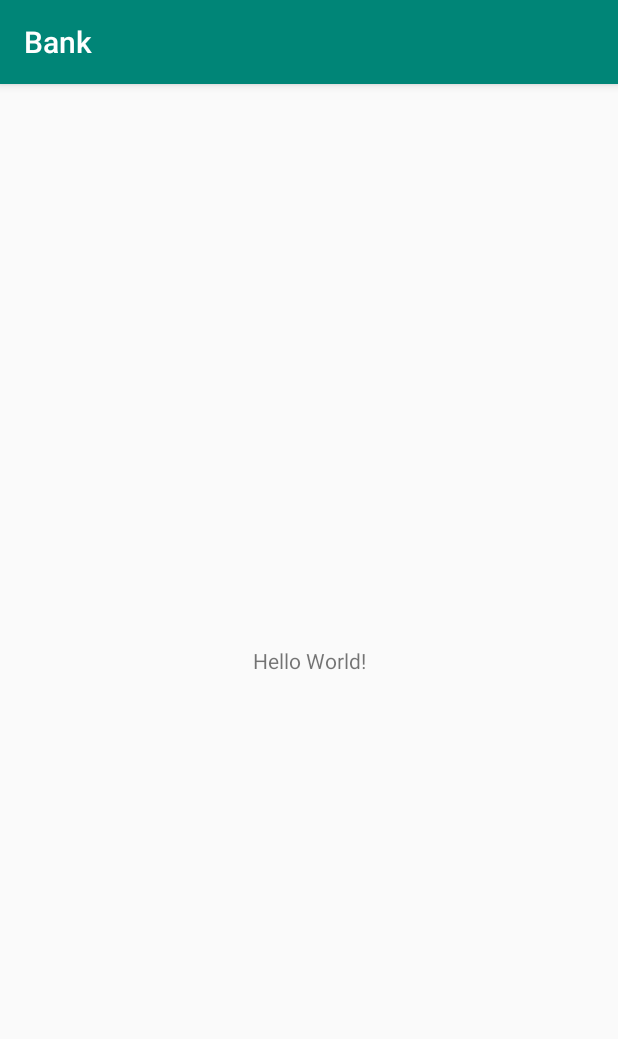
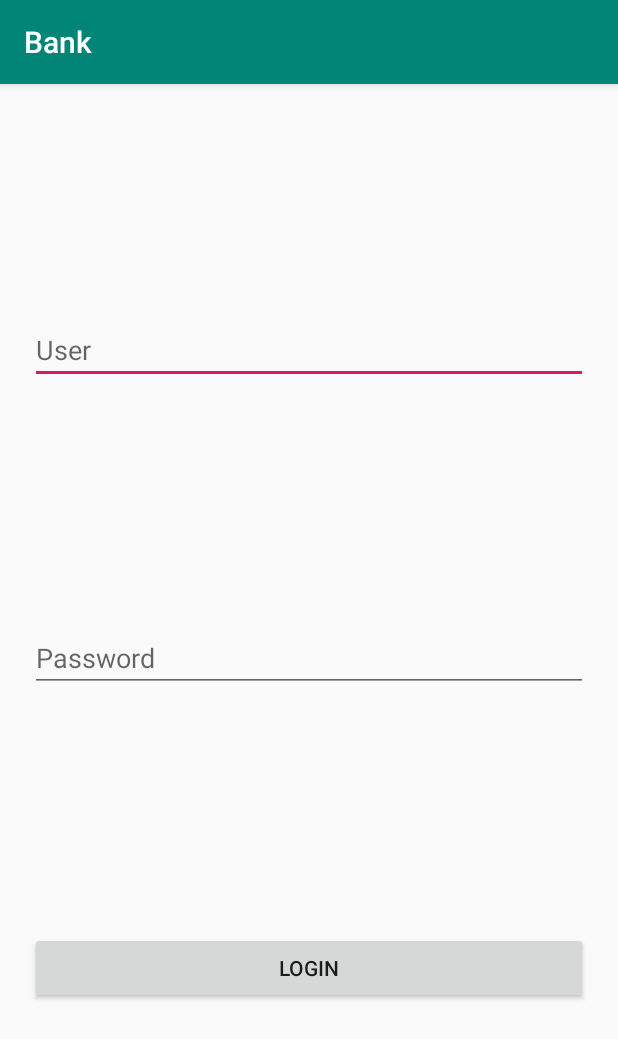
Before and after one commit to hamorillo/MorcillaConfHackathon2019, an Android app: the screen it shows after launch (MainActivity before the commit, LoginActivity after it), on a phone screen of 412 x 824 dp. Shown: the top 1039 px of the screen. Run offline under Robolectric (Android 15) with nearby library versions, the phone set to English and light mode, and no system bars; our stand-ins replace Firebase (no records; nobody signed in at launch, a user with empty details on screens opened directly).

Commit message:
Added login with firebase (mail and pass)

```diff
--- a/AndroidApp/app/build.gradle
+++ b/AndroidApp/app/build.gradle
@@ -3,6 +3,7 @@ apply plugin: 'com.android.application'
 apply plugin: 'kotlin-android'
 
 apply plugin: 'kotlin-android-extensions'
+apply plugin: 'com.google.gms.google-services'
 
 android {
     compileSdkVersion 28
@@ -24,10 +25,11 @@ android {
 
 dependencies {
     implementation fileTree(dir: 'libs', include: ['*.jar'])
-    implementation"org.jetbrains.kotlin:kotlin-stdlib-jdk7:$kotlin_version"
+    implementation "org.jetbrains.kotlin:kotlin-stdlib-jdk7:$kotlin_version"
     implementation 'androidx.appcompat:appcompat:1.0.2'
     implementation 'androidx.core:core-ktx:1.0.2'
     implementation 'androidx.constraintlayout:constraintlayout:1.1.3'
+    implementation 'com.google.firebase:firebase-auth:18.1.0'
     testImplementation 'junit:junit:4.12'
     androidTestImplementation 'androidx.test:runner:1.2.0'
     androidTestImplementation 'androidx.test.espresso:espresso-core:3.2.0'
--- a/AndroidApp/app/src/main/AndroidManifest.xml
+++ b/AndroidApp/app/src/main/AndroidManifest.xml
@@ -9,13 +9,14 @@
             android:roundIcon="@mipmap/ic_launcher_round"
             android:supportsRtl="true"
             android:theme="@style/AppTheme">
-        <activity android:name=".MainActivity">
+        <activity android:name=".LoginActivity">
             <intent-filter>
                 <action android:name="android.intent.action.MAIN"/>
 
                 <category android:name="android.intent.category.LAUNCHER"/>
             </intent-filter>
         </activity>
+        <activity android:name=".HomeActivity"/>
     </application>
 
 </manifest>
--- /dev/null
+++ b/AndroidApp/app/src/main/java/com/bankmorcillaconf/app/LoginActivity.kt
@@ -0,0 +1,50 @@
+package com.bankmorcillaconf.app
+
+import android.os.Bundle
+import android.util.Log
+import android.widget.Toast
+import androidx.appcompat.app.AppCompatActivity
+import com.google.firebase.auth.FirebaseAuth
+import kotlinx.android.synthetic.main.login_activity.*
+
+class LoginActivity : AppCompatActivity() {
+
+    private lateinit var firebaseAuth: FirebaseAuth
+
+    override fun onCreate(savedInstanceState: Bundle?) {
+        super.onCreate(savedInstanceState)
+        setContentView(R.layout.login_activity)
+        bindView()
+        initializeFirebaseAuth()
+    }
+
+    private fun bindView() {
+        loginButton.setOnClickListener {
+            loginWithMailAndPassword(mailEditText.text.toString(), passwordEditText.text.toString())
+        }
+    }
+
+    private fun initializeFirebaseAuth() {
+        firebaseAuth = FirebaseAuth.getInstance()
+    }
+
+    private fun loginWithMailAndPassword(mail: String, pass: String) {
+        firebaseAuth.signInWithEmailAndPassword(mail, pass)
+            .addOnCompleteListener(this) { task ->
+                if (task.isSuccessful) {
+                    Log.d("LOGIN", "signInWithEmail:success")
+                    openHomeActivity()
+                } else {
+                    Log.w("LOGIN", "signInWithEmail:failure", task.exception)
+                    Toast.makeText(
+                        this@LoginActivity, "Authentication failed.",
+                        Toast.LENGTH_SHORT
+                    ).show()
+                }
+            }
+    }
+
+    private fun openHomeActivity() {
+        startActivity(HomeActivity.newIntent(this))
+    }
+}
--- a/AndroidApp/app/src/main/java/com/bankmorcillaconf/app/MainActivity.kt
+++ /dev/null
@@ -1,12 +0,0 @@
-package com.bankmorcillaconf.app
-
-import androidx.appcompat.app.AppCompatActivity
-import android.os.Bundle
-
-class MainActivity : AppCompatActivity() {
-
-    override fun onCreate(savedInstanceState: Bundle?) {
-        super.onCreate(savedInstanceState)
-        setContentView(R.layout.activity_main)
-    }
-}
--- a/AndroidApp/app/src/main/res/layout/activity_main.xml
+++ /dev/null
@@ -1,19 +0,0 @@
-<?xml version="1.0" encoding="utf-8"?>
-<androidx.constraintlayout.widget.ConstraintLayout
-        xmlns:android="http://schemas.android.com/apk/res/android"
-        xmlns:tools="http://schemas.android.com/tools"
-        xmlns:app="http://schemas.android.com/apk/res-auto"
-        android:layout_width="match_parent"
-        android:layout_height="match_parent"
-        tools:context=".MainActivity">
-
-    <TextView
-            android:layout_width="wrap_content"
-            android:layout_height="wrap_content"
-            android:text="Hello World!"
-            app:layout_constraintBottom_toBottomOf="parent"
-            app:layout_constraintLeft_toLeftOf="parent"
-            app:layout_constraintRight_toRightOf="parent"
-            app:layout_constraintTop_toTopOf="parent"/>
-
-</androidx.constraintlayout.widget.ConstraintLayout>
--- /dev/null
+++ b/AndroidApp/app/src/main/res/layout/login_activity.xml
@@ -0,0 +1,58 @@
+<?xml version="1.0" encoding="utf-8"?>
+<androidx.constraintlayout.widget.ConstraintLayout
+        xmlns:android="http://schemas.android.com/apk/res/android"
+        xmlns:tools="http://schemas.android.com/tools"
+        xmlns:app="http://schemas.android.com/apk/res-auto"
+        android:layout_width="match_parent"
+        android:layout_height="match_parent"
+        tools:context=".LoginActivity">
+
+    <androidx.constraintlayout.widget.ConstraintLayout
+            android:id="@+id/loginInputsContstraintLayout"
+            android:layout_width="0dp"
+            android:layout_height="0dp"
+            android:padding="20dp"
+            app:layout_constraintTop_toTopOf="parent"
+            app:layout_constraintBottom_toBottomOf="parent"
+            app:layout_constraintLeft_toLeftOf="parent"
+            app:layout_constraintRight_toRightOf="parent">
+
+        <EditText
+                android:id="@+id/mailEditText"
+                android:layout_width="0dp"
+                android:layout_height="wrap_content"
+                android:hint="@string/login_user_hint"
+                app:layout_constraintBottom_toTopOf="@+id/passwordEditText"
+                app:layout_constraintTop_toTopOf="parent"
+                app:layout_constraintLeft_toLeftOf="parent"
+                app:layout_constraintRight_toRightOf="parent"
+        />
+
+        <EditText
+                android:id="@+id/passwordEditText"
+                android:layout_width="0dp"
+                android:layout_height="wrap_content"
+                android:hint="@string/login_password_hint"
+                android:layout_marginTop="25dp"
+                android:inputType="textPassword"
+                app:layout_constraintBottom_toTopOf="@+id/loginButton"
+                app:layout_constraintTop_toBottomOf="@+id/mailEditText"
+                app:layout_constraintLeft_toLeftOf="parent"
+                app:layout_constraintRight_toRightOf="parent"
+        />
+
+        <Button
+                android:id="@+id/loginButton"
+                android:layout_width="0dp"
+                android:layout_height="wrap_content"
+                android:text="@string/login_button"
+                android:textAllCaps="true"
+                android:layout_marginTop="25dp"
+                app:layout_constraintBottom_toBottomOf="parent"
+                app:layout_constraintTop_toBottomOf="@+id/passwordEditText"
+                app:layout_constraintLeft_toLeftOf="parent"
+                app:layout_constraintRight_toRightOf="parent"/>
+
+    </androidx.constraintlayout.widget.ConstraintLayout>
+
+</androidx.constraintlayout.widget.ConstraintLayout>
--- a/AndroidApp/app/src/main/res/values/strings.xml
+++ b/AndroidApp/app/src/main/res/values/strings.xml
@@ -1,3 +1,6 @@
 <resources>
     <string name="app_name">Bank</string>
+    <string name="login_user_hint">User</string>
+    <string name="login_password_hint">Password</string>
+    <string name="login_button">Login</string>
 </resources>
--- a/AndroidApp/build.gradle
+++ b/AndroidApp/build.gradle
@@ -10,6 +10,7 @@ buildscript {
     dependencies {
         classpath 'com.android.tools.build:gradle:3.4.0'
         classpath "org.jetbrains.kotlin:kotlin-gradle-plugin:$kotlin_version"
+        classpath 'com.google.gms:google-services:4.2.0'
         // NOTE: Do not place your application dependencies here; they belong
         // in the individual module build.gradle files
     }
```
Also changed, not shown: AndroidApp/app/src/main/java/com/bankmorcillaconf/app/HomeActivity.kt (added, +20 -0 lines), AndroidApp/app/src/main/res/layout/home_activity.xml (added, +18 -0 lines), 1 other file.
